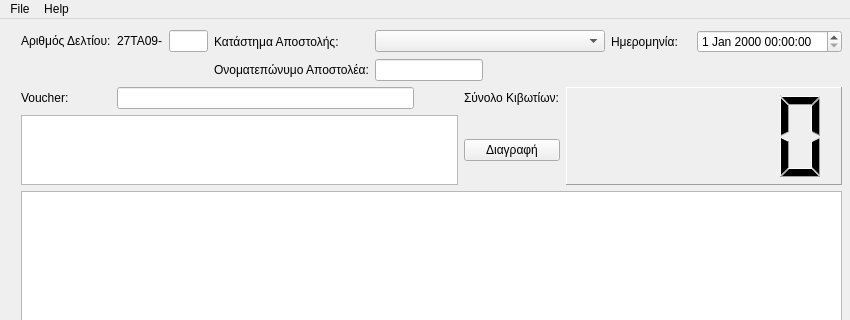
Above: Gui/ui_files/MainWindow.ui from GBXXI/Prj_GenTaxydromikh before the change; both pictures show x 0 to 850 and y 0 to 320 of the 850 by 621 pixel window. Below: the same form after it.
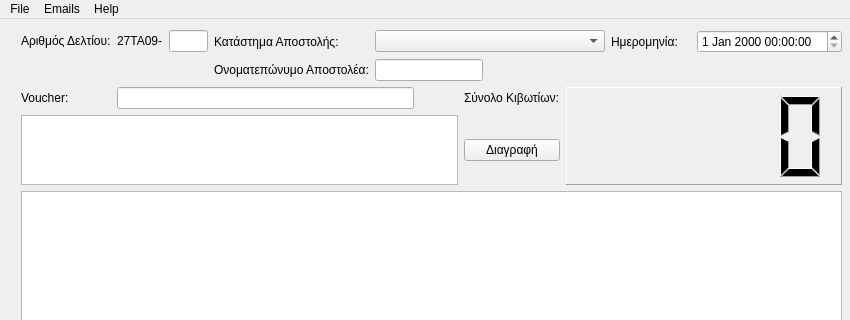
That is the form after the change.

The edit to the form file:
```diff
--- a/Gui/ui_files/MainWindow.ui
+++ b/Gui/ui_files/MainWindow.ui
@@ -260,7 +260,16 @@
     </property>
     <addaction name="actionInstructions"/>
    </widget>
+   <widget class="QMenu" name="menuEmails">
+    <property name="title">
+     <string>Emails</string>
+    </property>
+    <addaction name="actionPreview"/>
+    <addaction name="actionInsert"/>
+    <addaction name="actionDelete"/>
+   </widget>
    <addaction name="menuFile"/>
+   <addaction name="menuEmails"/>
    <addaction name="menuHelp"/>
   </widget>
   <widget class="QStatusBar" name="statusbar"/>
```
Left out of the diff: 15 changed lines with no effect on the pictures.
